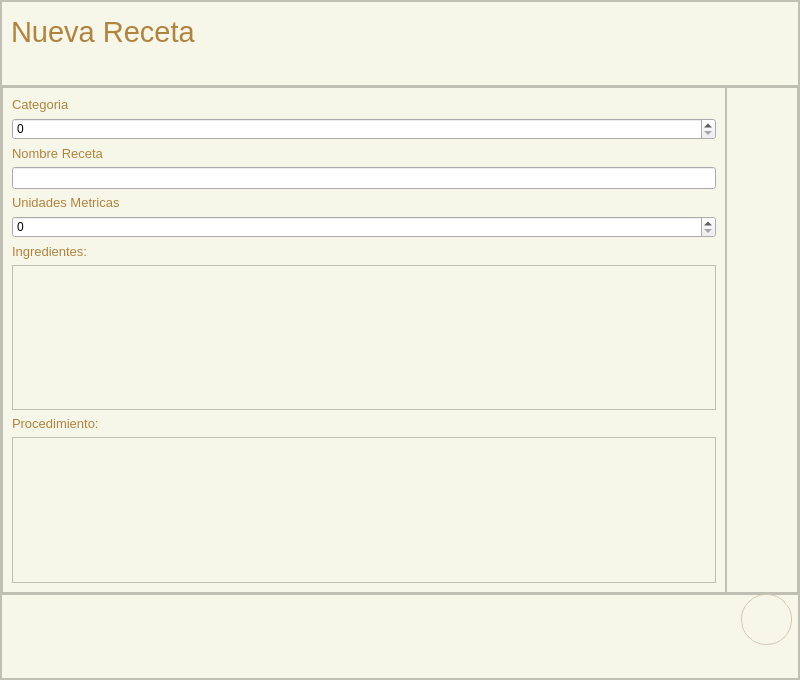
Qt form pagina_agregar_receta.ui (avilalem/ProyectoFinal) before a commit.
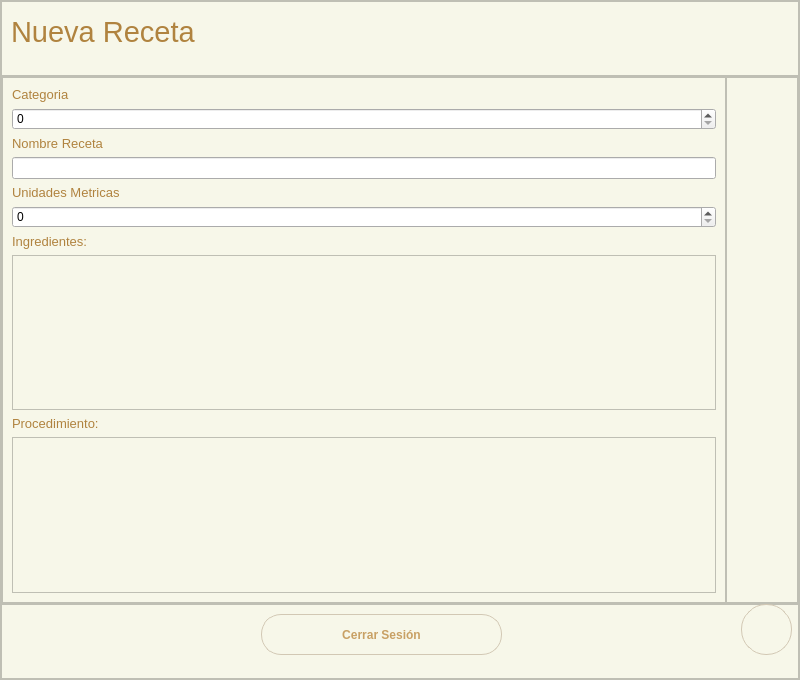
The same form after that commit. Icons and pictures are not drawn.

The edit to the form file:
```diff
--- a/pagina_agregar_receta.ui
+++ b/pagina_agregar_receta.ui
@@ -52,7 +52,7 @@
       <property name="frameShadow">
        <enum>QFrame::Raised</enum>
       </property>
-      <layout class="QVBoxLayout" name="verticalLayout" stretch="1,6,1">
+      <layout class="QVBoxLayout" name="verticalLayout" stretch="1,7,1">
        <property name="spacing">
         <number>0</number>
        </property>
@@ -433,6 +433,28 @@
             <normaloff>icono-informacion.png</normaloff>icono-informacion.png</iconset>
           </property>
          </widget>
+         <widget class="QPushButton" name="botonCerrarS">
+          <property name="geometry">
+           <rect>
+            <x>260</x>
+            <y>10</y>
+            <width>241</width>
+            <height>41</height>
+           </rect>
+          </property>
+          <property name="font">
+           <font>
+            <weight>75</weight>
+            <bold>true</bold>
+           </font>
+          </property>
+          <property name="styleSheet">
+           <string notr="true"/>
+          </property>
+          <property name="text">
+           <string>Cerrar Sesión</string>
+          </property>
+         </widget>
         </widget>
        </item>
       </layout>
```
